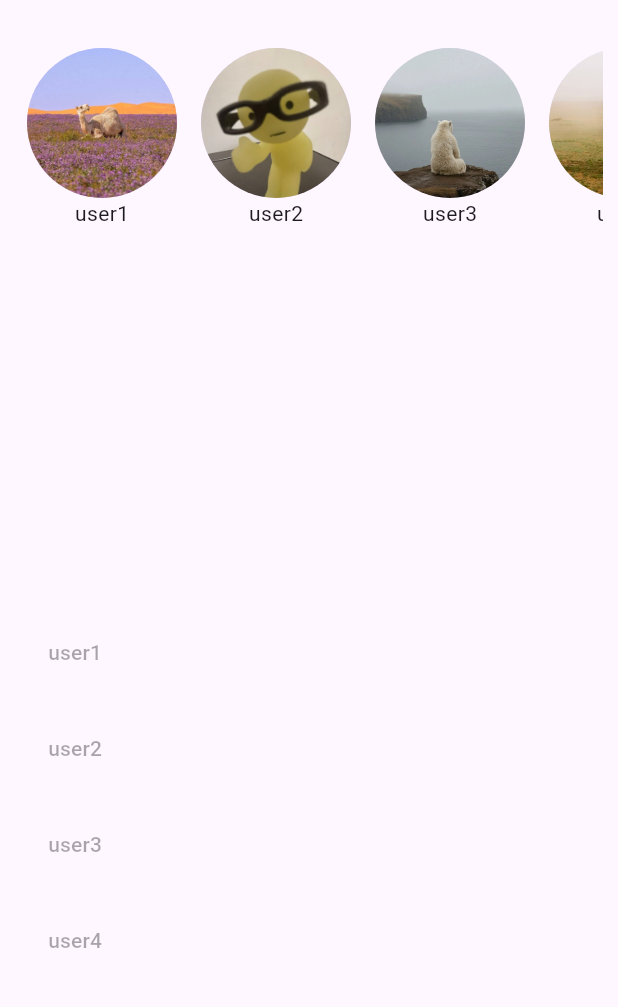
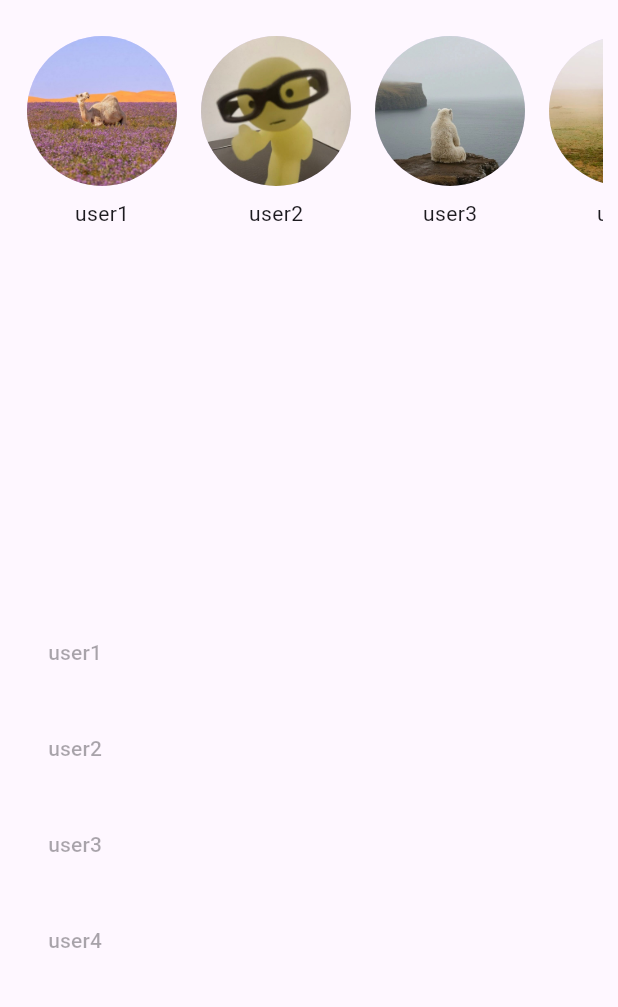
Before and after one commit to dark0crystal/instagram_clone, a Flutter app: the screen it shows after launch, on a phone screen of 412 x 824 dp, the part 63-1070 px from its top. Run offline on Flutter 3.47's test engine with Material 3 defaults, Android fonts, the phone set to English and light mode, and no system bars.

Commit message:
re design

```diff
--- a/lib/widgets/list_of_circled_avatars.dart
+++ b/lib/widgets/list_of_circled_avatars.dart
@@ -1,45 +1,36 @@
 import 'package:flutter/material.dart';
 import 'package:instagram_clone/data/AvatarsData.dart';
 
-class Listofcircledavatars extends StatefulWidget {
+class Listofcircledavatars extends StatelessWidget {
   const Listofcircledavatars({super.key});
 
   @override
-  State<Listofcircledavatars> createState() => _ListofcircledavatarsState();
-}
-
-class _ListofcircledavatarsState extends State<Listofcircledavatars> {
-  @override
   Widget build(BuildContext context) {
-    return
-    Container(
-      margin: const EdgeInsets.symmetric(vertical: 8.0),
-      child:Expanded(
-          child:ListView.builder(
-            scrollDirection:Axis.horizontal,
+    return SizedBox(
+      height: 60, // 🔥 Constrains the height properly
+      child: ListView.builder(
+        scrollDirection: Axis.horizontal,
         itemCount: Avatars.length,
-            itemBuilder: (_ , index) {
+        itemBuilder: (_, index) {
           final avatar = Avatars[index];
           return Container(
             padding: const EdgeInsets.symmetric(horizontal: 8.0),
-                child:Column(
-                  children:[
+            child: Column(
+              children: [
                 CircleAvatar(
                   radius: 50,
                   backgroundImage: AssetImage(avatar.image),
                 ),
-                   Text(avatar.userName),
+                const SizedBox(height: 8),
+                Text(
+                  avatar.userName,
+                  style: const TextStyle(fontSize: 14),
+                ),
               ],
-
             ),
           );
         },
-
       ),
-          ),
-
     );
-
-
   }
 }
```
Lines whose indentation alone changed are shown as unchanged.
